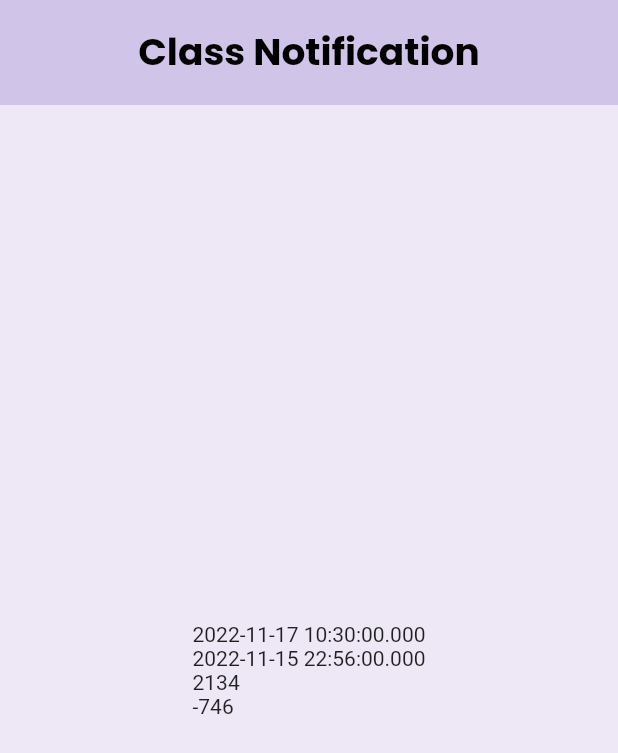
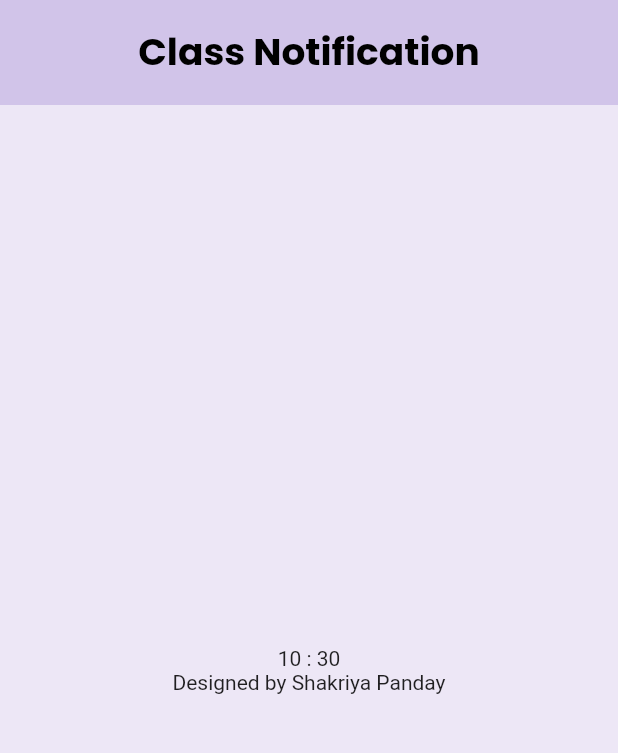
Before and after one commit to ShakriyaPanday/timetable, a Flutter app: the screen it shows after launch, on a phone screen of 412 x 824 dp. Shown: the top 753 px of the screen. Run offline on Flutter 3.47's test engine with Material 2 defaults, Android fonts, the phone set to English and light mode, and no system bars; our stand-ins replace google_fonts.

Commit message:
Developer name added

```diff
--- a/lib/pages/homepage.dart
+++ b/lib/pages/homepage.dart
@@ -1,6 +1,7 @@
 import 'package:flutter/material.dart';
 import 'package:google_fonts/google_fonts.dart';
 import 'package:intl/intl.dart';
+import 'package:timetable/utlis/currenttime.dart';
 
 class HomePage extends StatelessWidget {
   DateTime datetime1 = DateTime.now();
@@ -28,23 +29,7 @@ class HomePage extends StatelessWidget {
             mainAxisAlignment: MainAxisAlignment.center,
             crossAxisAlignment: CrossAxisAlignment.start,
             children: [
-              Container(
-                child: Text(datetime1.toString()),
-              ),
-              Container(
-                child: Text(datetime2.toString()),
-              ),
-              Container(
-                child:
-                    Text(datetime1.difference(datetime2).inMinutes.toString()),
-              ),
-              Container(
-                child: Text(datetime1
-                    .difference(DateTime(
-                        datetime1.year, datetime1.month, datetime1.day, 22, 56))
-                    .inMinutes
-                    .toString()),
-              ),
+              CurrentTime(),
             ]),
       ),
     );
--- a/lib/utlis/currenttime.dart
+++ b/lib/utlis/currenttime.dart
@@ -0,0 +1,36 @@
+import 'package:flutter/material.dart';
+
+class CurrentTime extends StatefulWidget {
+  const CurrentTime({super.key});
+
+  @override
+  State<CurrentTime> createState() => _CurrentTimeState();
+}
+
+class _CurrentTimeState extends State<CurrentTime> {
+  String currentTime = (DateTime.now().hour % 12).toString() +
+      " : " +
+      DateTime.now().minute.toString();
+  @override
+  Widget build(BuildContext context) {
+    return Column(
+      children: [
+        Container(
+          child: Text(currentTime),
+        ),
+        GestureDetector(
+          onTap: () {
+            setState(() {
+              currentTime = (DateTime.now().hour % 12).toString() +
+                  " : " +
+                  DateTime.now().minute.toString();
+            });
+          },
+          child: Container(
+            child: Text("Designed by Shakriya Panday"),
+          ),
+        ),
+      ],
+    );
+  }
+}
```
